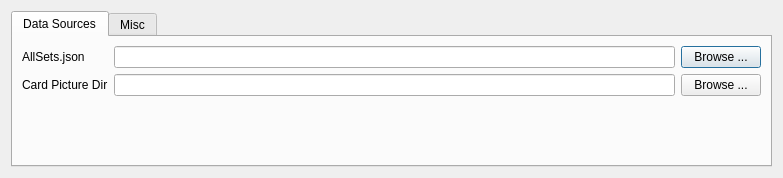
The window that mtgcards/optionsdialog.ui (stijnvermeir/mtgcards) describes before a commit, drawn with Qt 5.
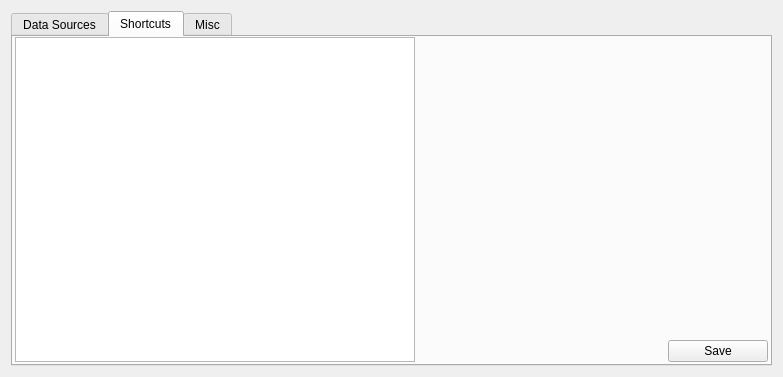
The same window after the commit. The open tabs and pages were chosen to show the change.

The edit to the form file:
```diff
--- a/mtgcards/optionsdialog.ui
+++ b/mtgcards/optionsdialog.ui
@@ -10,7 +10,7 @@
     <x>0</x>
     <y>0</y>
     <width>783</width>
-    <height>178</height>
+    <height>377</height>
    </rect>
   </property>
   <property name="windowTitle">
@@ -85,6 +85,54 @@
        </item>
       </layout>
      </widget>
+     <widget class="QWidget" name="shortcutsTab">
+      <attribute name="title">
+       <string>Shortcuts</string>
+      </attribute>
+      <layout class="QHBoxLayout" name="horizontalLayout_5">
+       <property name="leftMargin">
+        <number>2</number>
+       </property>
+       <property name="topMargin">
+        <number>0</number>
+       </property>
+       <property name="rightMargin">
+        <number>2</number>
+       </property>
+       <property name="bottomMargin">
+        <number>2</number>
+       </property>
+       <item alignment="Qt::AlignLeft">
+        <widget class="QTableView" name="shortcutsTbl">
+         <property name="minimumSize">
+          <size>
+           <width>400</width>
+           <height>0</height>
+          </size>
+         </property>
+         <property name="editTriggers">
+          <set>QAbstractItemView::DoubleClicked|QAbstractItemView::EditKeyPressed|QAbstractItemView::SelectedClicked</set>
+         </property>
+         <attribute name="horizontalHeaderStretchLastSection">
+          <bool>true</bool>
+         </attribute>
+        </widget>
+       </item>
+       <item alignment="Qt::AlignBottom">
+        <widget class="QPushButton" name="saveShortcutsBtn">
+         <property name="maximumSize">
+          <size>
+           <width>100</width>
+           <height>16777215</height>
+          </size>
+         </property>
+         <property name="text">
+          <string>Save</string>
+         </property>
+        </widget>
+       </item>
+      </layout>
+     </widget>
      <widget class="QWidget" name="miscTab">
       <attribute name="title">
        <string>Misc</string>
```
